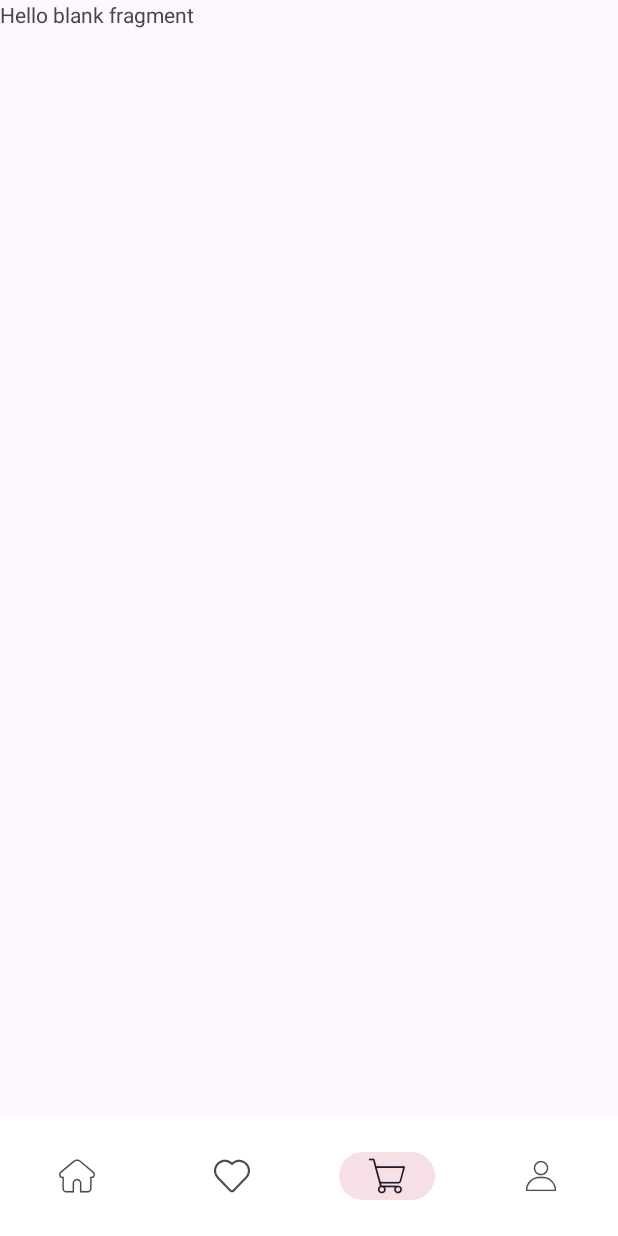
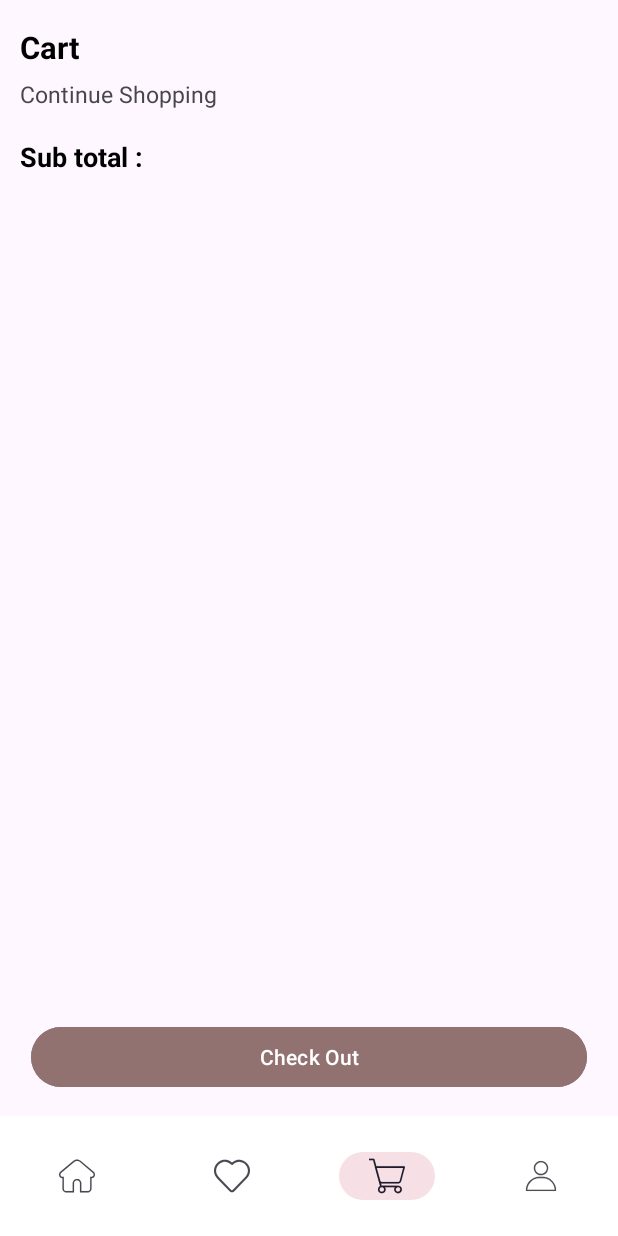
Before and after one commit to raza404y/ShopNow, an Android app: the screen it shows after launch once a user with an empty profile is signed in (MainActivity), item 3 of the bottom bar chosen, on a phone screen of 412 x 824 dp. Run offline under Robolectric (Android 15) with nearby library versions, the phone set to English and light mode, and no system bars; our stand-ins replace Firebase (no records; nobody signed in at launch, a user with empty details on screens opened directly), sdp/ssp sizes; libraries missing offline, so code that uses them is left out: com.smarteist.autoimageslider; pictures from the network do not load; 11 statements that could not run were skipped.

Commit message:
Initial Commit

```diff
--- a/app/src/main/java/com/example/shopnow/Constants.kt
+++ b/app/src/main/java/com/example/shopnow/Constants.kt
@@ -1,8 +1,12 @@
 package com.example.shopnow
 
 object Constants {
-    val images : String by lazy {"images"}
-    val products : String by lazy { "products" }
-    val users : String by lazy { "users" }
+    const val IMAGES = "images"
+    const val PRODUCTS = "products"
+    const val WISHLIST = "wishlist"
+    const val CART = "cart"
+    const val ADDED_TO_CART = "addedToCart"
+    const val FAVOURITE = "favourite"
+    const val USERS = "users"
 
 }
--- a/app/src/main/java/com/example/shopnow/activities/CategoriesProducts.kt
+++ b/app/src/main/java/com/example/shopnow/activities/CategoriesProducts.kt
@@ -9,6 +9,7 @@ import com.example.shopnow.Constants
 import com.example.shopnow.adapters.SeeMoreAdapter
 import com.example.shopnow.databinding.ActivityCategoriesProductsBinding
 import com.example.shopnow.models.Products
+import com.google.firebase.firestore.Query
 import com.google.firebase.firestore.ktx.firestore
 import com.google.firebase.ktx.Firebase
 
@@ -35,8 +36,7 @@ class CategoriesProducts : AppCompatActivity() {
         val categoryName = intent.getStringExtra("key_name")
         binding.backbtn.text = "$categoryName Category"
 
-        Firebase.firestore.collection(Constants.products).whereEqualTo("category", categoryName)
-            .get()
+        Firebase.firestore.collection(Constants.PRODUCTS).whereEqualTo("category", categoryName).get()
             .addOnSuccessListener { querySnapshot ->
                 arrayList.clear()
                 if (!querySnapshot.isEmpty) {
@@ -54,5 +54,6 @@ class CategoriesProducts : AppCompatActivity() {
             .addOnFailureListener { e ->
                 Log.e("Firestore", "Error fetching documents", e)
             }
+
     }
 }
--- a/app/src/main/java/com/example/shopnow/activities/SeeMoreProducts.kt
+++ b/app/src/main/java/com/example/shopnow/activities/SeeMoreProducts.kt
@@ -29,7 +29,7 @@ class SeeMoreProducts : AppCompatActivity() {
         layoutManager.reverseLayout = true
         layoutManager.stackFromEnd = true
 
-        Firebase.firestore.collection(Constants.products).get().addOnSuccessListener {
+        Firebase.firestore.collection(Constants.PRODUCTS).get().addOnSuccessListener {
             arrayList.clear()
             for (products in it){
                 val allProducts = products.toObject(Products::class.java)
--- a/app/src/main/java/com/example/shopnow/activities/SignUp.kt
+++ b/app/src/main/java/com/example/shopnow/activities/SignUp.kt
@@ -1,15 +1,15 @@
 package com.example.shopnow.activities
 
 import android.content.Intent
-import androidx.appcompat.app.AppCompatActivity
 import android.os.Bundle
 import android.text.TextUtils
 import android.util.Patterns
 import android.widget.Toast
+import androidx.appcompat.app.AppCompatActivity
 import com.example.myloadingbutton.MyLoadingButton
 import com.example.shopnow.Constants
+import com.example.shopnow.databinding.ActivitySignupBinding
 import com.example.shopnow.models.Users
-import com.example.shopnow.databinding.ActivitySignupBinding
 import com.google.firebase.Firebase
 import com.google.firebase.auth.auth
 import com.google.firebase.firestore.firestore
@@ -59,7 +59,7 @@ class SignUp : AppCompatActivity(),MyLoadingButton.MyLoadingButtonClick {
         Firebase.auth.createUserWithEmailAndPassword(email,password).addOnCompleteListener{ task ->
             if (task.isSuccessful){
                 val users = Users(firstName, lastName, email, password)
-                Firebase.firestore.collection(Constants.users).document(task.result.user!!.uid).set(users).addOnCompleteListener{task ->
+                Firebase.firestore.collection(Constants.USERS).document(task.result.user!!.uid).set(users).addOnCompleteListener{task ->
                     if (task.isSuccessful){
                        startActivity(Intent(this@SignUp,Login::class.java))
                         finish()
--- a/app/src/main/java/com/example/shopnow/adapters/SeeMoreAdapter.kt
+++ b/app/src/main/java/com/example/shopnow/adapters/SeeMoreAdapter.kt
@@ -46,7 +46,10 @@ class SeeMoreAdapter(val context: Context) :
     }
 
     override fun getItemViewType(position: Int): Int {
-        return super.getItemViewType(position)
         return position
     }
+
+    override fun getItemId(position: Int): Long {
+        return position.toLong()
+    }
 }
--- a/app/src/main/java/com/example/shopnow/fragments/Cart.kt
+++ b/app/src/main/java/com/example/shopnow/fragments/Cart.kt
@@ -7,28 +7,8 @@ import android.view.View
 import android.view.ViewGroup
 import com.example.shopnow.R
 
-// TODO: Rename parameter arguments, choose names that match
-// the fragment initialization parameters, e.g. ARG_ITEM_NUMBER
-private const val ARG_PARAM1 = "param1"
-private const val ARG_PARAM2 = "param2"
+class Cart : Fragment() {
 
-/**
- * A simple [Fragment] subclass.
- * Use the [Cart.newInstance] factory method to
- * create an instance of this fragment.
- */
-class Cart : Fragment() {
-    // TODO: Rename and change types of parameters
-    private var param1: String? = null
-    private var param2: String? = null
-
-    override fun onCreate(savedInstanceState: Bundle?) {
-        super.onCreate(savedInstanceState)
-        arguments?.let {
-            param1 = it.getString(ARG_PARAM1)
-            param2 = it.getString(ARG_PARAM2)
-        }
-    }
 
     override fun onCreateView(
         inflater: LayoutInflater, container: ViewGroup?,
@@ -37,24 +17,4 @@ class Cart : Fragment() {
         // Inflate the layout for this fragment
         return inflater.inflate(R.layout.fragment_cart, container, false)
     }
-
-    companion object {
-        /**
-         * Use this factory method to create a new instance of
-         * this fragment using the provided parameters.
-         *
-         * @param param1 Parameter 1.
-         * @param param2 Parameter 2.
-         * @return A new instance of fragment Cart.
-         */
-        // TODO: Rename and change types and number of parameters
-        @JvmStatic
-        fun newInstance(param1: String, param2: String) =
-            Cart().apply {
-                arguments = Bundle().apply {
-                    putString(ARG_PARAM1, param1)
-                    putString(ARG_PARAM2, param2)
-                }
-            }
-    }
 }
--- a/app/src/main/java/com/example/shopnow/fragments/Home.kt
+++ b/app/src/main/java/com/example/shopnow/fragments/Home.kt
@@ -136,7 +136,7 @@ class Home : Fragment() {
         binding.forsaleRecyclerView.layoutManager = layoutManager
 
 
-        Firebase.firestore.collection(Constants.products).limit(5).get().addOnSuccessListener {
+        Firebase.firestore.collection(Constants.PRODUCTS).limit(5).get().addOnSuccessListener {
             productList.clear()
             for (i in it) {
                 val products = i.toObject(Products::class.java)
--- a/app/src/main/java/com/example/shopnow/models/Products.kt
+++ b/app/src/main/java/com/example/shopnow/models/Products.kt
@@ -8,6 +8,9 @@ class Products{
     var description: String = ""
     var id: String? = null
 
+
+
+
     constructor()
 
 }
--- a/app/src/main/res/layout/fragment_cart.xml
+++ b/app/src/main/res/layout/fragment_cart.xml
@@ -1,14 +1,104 @@
 <?xml version="1.0" encoding="utf-8"?>
-<FrameLayout xmlns:android="http://schemas.android.com/apk/res/android"
+<LinearLayout xmlns:android="http://schemas.android.com/apk/res/android"
+    xmlns:app="http://schemas.android.com/apk/res-auto"
     xmlns:tools="http://schemas.android.com/tools"
     android:layout_width="match_parent"
     android:layout_height="match_parent"
+    android:orientation="vertical"
     tools:context=".fragments.Cart">
 
-    <!-- TODO: Update blank fragment layout -->
     <TextView
+        android:id="@+id/backbtn"
         android:layout_width="match_parent"
-        android:layout_height="match_parent"
-        android:text="@string/hello_blank_fragment" />
+        android:layout_height="@dimen/_40sdp"
+        android:gravity="center_vertical"
+        android:textSize="@dimen/_16ssp"
+        android:textStyle="bold"
+        android:textColor="@color/black"
+        android:text="@string/cart"
+        android:paddingStart="@dimen/_10sdp"
+        android:paddingEnd="@dimen/_10sdp"
+        android:paddingTop="@dimen/_8sdp"/>
 
-</FrameLayout>
+    <TextView
+        android:id="@+id/sfgsf"
+        android:layout_width="match_parent"
+        android:layout_height="wrap_content"
+        android:gravity="center_vertical"
+        android:textSize="@dimen/_12ssp"
+        android:text="@string/continue_shopping"
+        android:paddingStart="@dimen/_10sdp"
+        tools:ignore="RtlSymmetry" />
+
+
+    <LinearLayout
+        android:layout_width="match_parent"
+        android:layout_height="wrap_content"
+        android:orientation="horizontal">
+
+        <TextView
+            android:id="@+id/dsfa"
+            android:layout_width="wrap_content"
+            android:layout_height="@dimen/_40sdp"
+            android:gravity="center_vertical"
+            android:textSize="@dimen/_14ssp"
+            android:textStyle="bold"
+            android:textColor="@color/black"
+            android:text="@string/sub_total"
+            android:paddingStart="@dimen/_10sdp"
+            android:paddingEnd="@dimen/_10sdp"
+            android:paddingTop="@dimen/_8sdp"/>
+
+
+        <TextView
+            android:id="@+id/totalRs"
+            android:layout_width="wrap_content"
+            android:layout_height="@dimen/_40sdp"
+            android:gravity="center_vertical"
+            android:textSize="@dimen/_14ssp"
+            android:textColor="@android:color/holo_red_light"
+            android:paddingStart="@dimen/_10sdp"
+            android:paddingEnd="@dimen/_10sdp"
+            android:paddingTop="@dimen/_8sdp"/>
+
+    </LinearLayout>
+
+
+    <FrameLayout
+        android:layout_width="match_parent"
+        android:layout_height="match_parent">
+
+        <androidx.constraintlayout.widget.ConstraintLayout
+            android:layout_width="match_parent"
+            android:layout_height="match_parent">
+
+
+            <androidx.recyclerview.widget.RecyclerView
+                android:id="@+id/cartRV"
+                android:layout_width="0dp"
+                android:layout_height="0dp"
+                android:padding="@dimen/_10sdp"
+                app:layout_constraintBottom_toBottomOf="parent"
+                app:layout_constraintEnd_toEndOf="parent"
+                app:layout_constraintHorizontal_bias="0.5"
+                app:layout_constraintStart_toStartOf="parent"
+                app:layout_constraintTop_toTopOf="parent"
+                app:layout_constraintVertical_bias="0.5" />
+
+            <com.google.android.material.button.MaterialButton
+                android:id="@+id/checkOutBtn"
+                android:layout_width="0dp"
+                android:layout_height="wrap_content"
+                android:backgroundTint="@color/_917271"
+                android:text="@string/check_out"
+                android:textColor="@color/white"
+                android:layout_marginStart="@dimen/_16sdp"
+                android:layout_marginEnd="@dimen/_16sdp"
+                android:layout_marginBottom="@dimen/_12sdp"
+                app:layout_constraintBottom_toBottomOf="parent"
+                app:layout_constraintEnd_toEndOf="parent"
+                app:layout_constraintStart_toStartOf="parent" />
+        </androidx.constraintlayout.widget.ConstraintLayout>
+
+    </FrameLayout>
+</LinearLayout>
--- a/app/src/main/res/values/colors.xml
+++ b/app/src/main/res/values/colors.xml
@@ -7,4 +7,5 @@
     <color name="orange">#E65100</color>
     <color name="_039be5">#039BE5</color>
     <color name="_917271">#917271</color>
+    <color name="d9d9d9">#d9d9d9</color>
 </resources>
--- a/app/src/main/res/values/strings.xml
+++ b/app/src/main/res/values/strings.xml
@@ -42,4 +42,12 @@
     <string name="buy_now">Buy Now</string>
     <string name="add_to_wish_list">Add to Wish list</string>
     <string name="color2">Color</string>
+    <string name="favourites">Favourites</string>
+    <string name="see_your_favourites_here">See your favourites here</string>
+    <string name="continue_shopping">Continue Shopping</string>
+    <string name="sub_total">Sub total : </string>
+    <string name="check_out">Check Out</string>
+    <string name="_1">1</string>
+    <string name="add_to_cart">Add to cart</string>
+    <string name="add_to_wishlist">Add to Wishlist</string>
 </resources>
```
Also changed, not shown: app/src/main/java/com/example/shopnow/activities/ProductDetails.kt (+74 -4 lines), app/src/main/java/com/example/shopnow/adapters/WishListAdapter.kt (added, +47 -0 lines), app/src/main/java/com/example/shopnow/fragments/Favourite.kt (+41 -39 lines), app/src/main/java/com/example/shopnow/models/WishList.kt (added, +22 -0 lines), app/src/main/java/com/example/shopnow/wishlistDiff.kt (added, +16 -0 lines), app/src/main/res/layout/activity_product_details.xml (+17 -18 lines), app/src/main/res/layout/fragment_favourite.xml (+31 -5 lines), app/src/main/res/layout/wishslist_rv_design.xml (added, +137 -0 lines).
